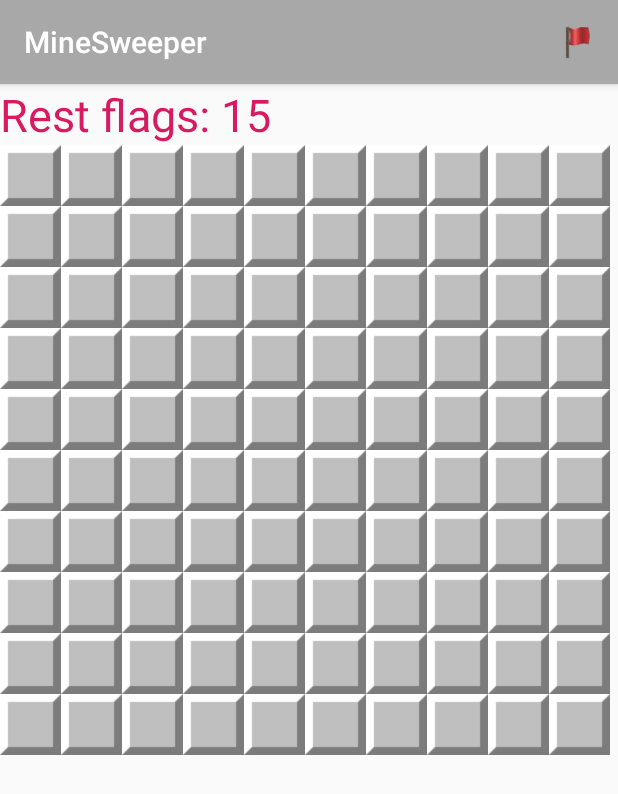
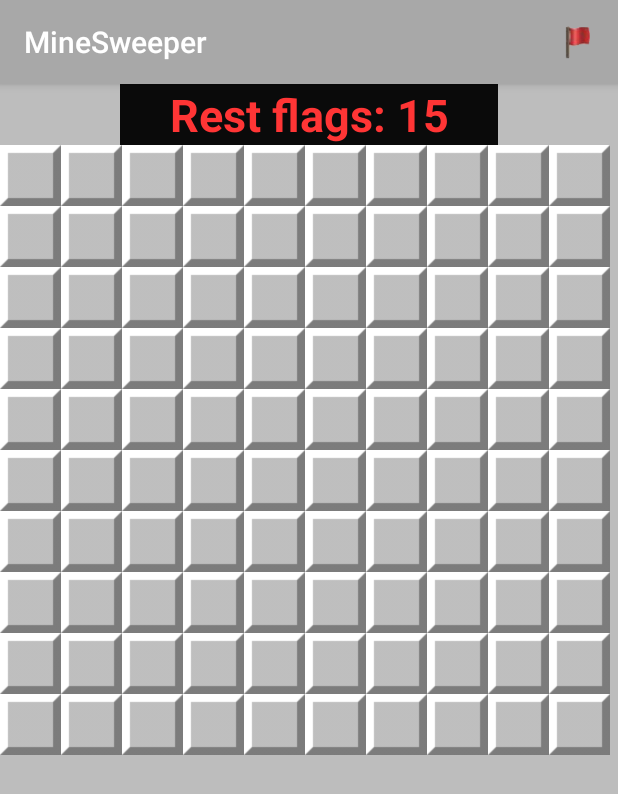
Before and after one commit to FokaKefir/MineSweeper, an Android app: the screen it shows after launch (MainActivity), on a phone screen of 412 x 824 dp. Shown: the top 794 px of the screen. Run offline under Robolectric (Android 15) with nearby library versions, the phone set to English and light mode, and no system bars.

Commit message:
Setting the design on the game's activity

```diff
--- a/app/src/main/res/layout/main_activity_layout.xml
+++ b/app/src/main/res/layout/main_activity_layout.xml
@@ -5,17 +5,20 @@
     android:layout_width="match_parent"
     android:layout_height="match_parent"
     android:orientation="vertical"
+    android:background="@color/backGray"
     tools:context=".gui.MainActivity">
 
     <TextView
         android:id="@+id/txtvRestFlags"
         android:layout_width="match_parent"
         android:layout_height="wrap_content"
-        android:text="TextView"
+        android:layout_marginLeft="@dimen/iMargin"
+        android:layout_marginRight="@dimen/iMargin"
+        android:background="@color/colorPrimaryDark"
+        android:gravity="center"
         android:textColor="@color/colorAccent"
         android:textSize="30dp"
-
-        />
+        android:textStyle="bold"/>
 
     <TableLayout
         android:id="@+id/tblAllField"
--- a/app/src/main/res/values/colors.xml
+++ b/app/src/main/res/values/colors.xml
@@ -2,5 +2,6 @@
 <resources>
     <color name="colorPrimary">#A8A8A8</color>
     <color name="colorPrimaryDark">#0A0A0A</color>
-    <color name="colorAccent">#D81B60</color>
+    <color name="colorAccent">#ff3535</color>
+    <color name="backGray">#BDBDBD</color>
 </resources>
--- /dev/null
+++ b/app/src/main/res/values/dimens.xml
@@ -0,0 +1,4 @@
+<?xml version="1.0" encoding="utf-8"?>
+<resources>
+    <dimen name="iMargin">80dp</dimen>
+</resources>
```
Also changed, not shown: app/src/main/java/com/example/minesweeper/listener/MainActivityListener.java (+33 -3 lines).
